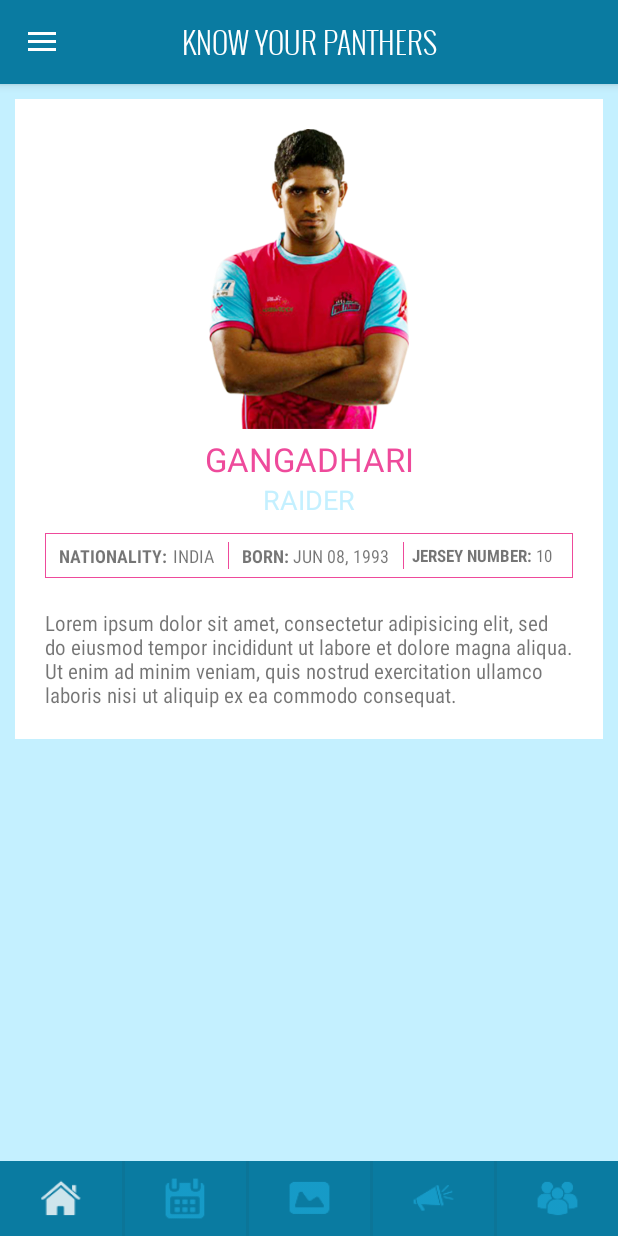
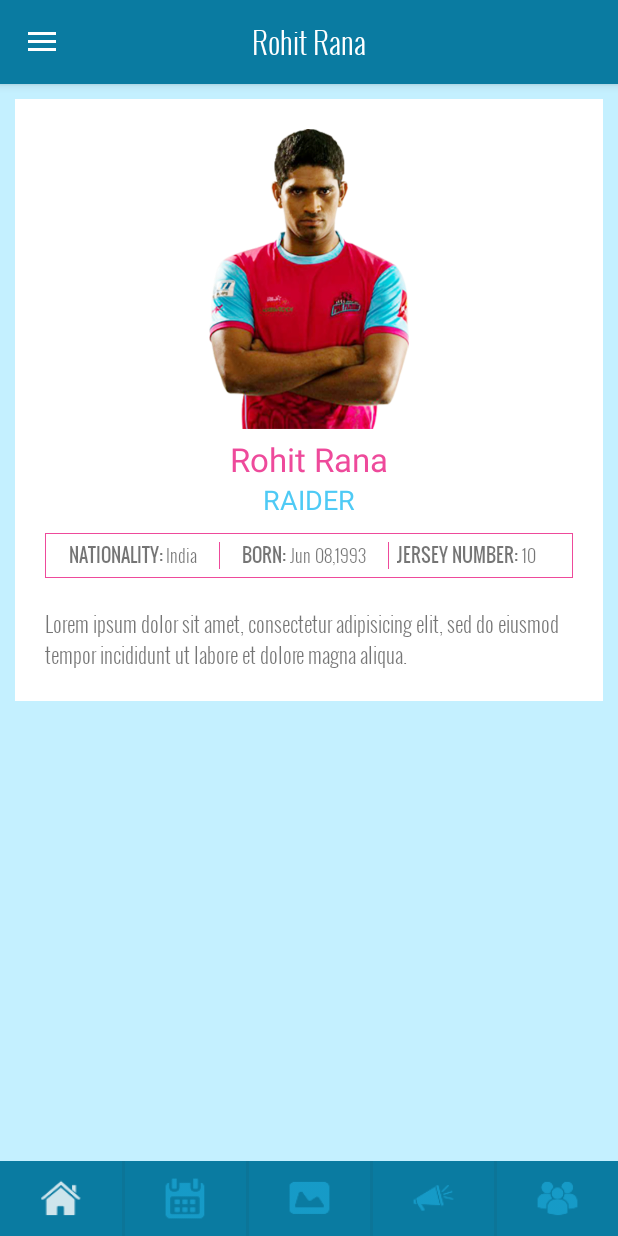
Before and after one commit to WohligTechnology/ASH, an Android app: the fragment PanthersFragment placed in its activity, after a tap on "ROHIT RANA", on a phone screen of 412 x 824 dp. Run offline under Robolectric (Android 15) with nearby library versions, the phone set to English and light mode, and no system bars; 1 statement that could not run was skipped.

Commit message:
Fonts added and dynamic done for Players

```diff
--- a/app/src/main/java/com/wohlig/jaipurpinkpanthers/MainActivity.java
+++ b/app/src/main/java/com/wohlig/jaipurpinkpanthers/MainActivity.java
@@ -27,6 +27,9 @@ import com.wohlig.jaipurpinkpanthers.fragments.PlayerDescriptionFragment;
 import com.wohlig.jaipurpinkpanthers.fragments.ScheduleFragment;
 import com.wohlig.jaipurpinkpanthers.util.CustomFonts;
 
+import java.util.Arrays;
+import java.util.List;
+
 public class MainActivity extends ActionBarActivity
         implements NavigationDrawerCallbacks {
     /**
@@ -35,7 +38,7 @@ public class MainActivity extends ActionBarActivity
     private NavigationDrawerFragment mNavigationDrawerFragment;
     private Toolbar mToolbar;
     private ImageView ivToolbarImage;
-    private TextView tvToolbarText;
+    public static TextView tvToolbarText;
     private FrameLayout container;
     public static int PLAYER_ID = 12;
     public ImageView ivHome, ivSchedule, ivGallery, ivNews, ivPanthers;
@@ -304,7 +307,16 @@ public class MainActivity extends ActionBarActivity
 
     public void pantherDescription(View v) {
         Log.v("JPP", "Panther Description");
-        tvOrImage(true, "KNOW YOUR PANTHERS");
+
+        String tag = v.getTag().toString();
+        List<String> playerInfoList = Arrays.asList(tag.split("#"));
+
+        int id = Integer.parseInt(playerInfoList.get(0));
+        String name = playerInfoList.get(1);
+
+        setPlayerId(id);
+
+        tvOrImage(true, name);
         FragmentManager fragmentManager = getFragmentManager();
         FragmentTransaction fragmentTransaction = fragmentManager.beginTransaction();
         PlayerDescriptionFragment playerDescriptionFragment = new PlayerDescriptionFragment();
@@ -338,4 +350,8 @@ public class MainActivity extends ActionBarActivity
         return PLAYER_ID;
     }
 
+    public static void setToolbarText(String text){
+        tvToolbarText.setText(text);
+    }
+
 }
--- a/app/src/main/java/com/wohlig/jaipurpinkpanthers/adapters/PanthersAdapter.java
+++ b/app/src/main/java/com/wohlig/jaipurpinkpanthers/adapters/PanthersAdapter.java
@@ -70,7 +70,7 @@ public class PanthersAdapter extends BaseAdapter {
             holder.player_image = (ImageView) convertView.findViewById(R.id.player_image); //find the different Views
             holder.player_name = (TextView) convertView.findViewById(R.id.player_name);
             holder.player_type = (TextView) convertView.findViewById(R.id.player_type);
-            //holder.llPlayer = (LinearLayout) convertView.findViewById(R.id.llPlayer);
+            holder.llPlayer = (LinearLayout) convertView.findViewById(R.id.llPlayer);
 
             holder.player_name.setTypeface(CustomFonts.getProfileFont(activity));
             holder.player_type.setTypeface(CustomFonts.getProfileFont(activity));
@@ -90,12 +90,11 @@ public class PanthersAdapter extends BaseAdapter {
         String playerName = playerInfoList.get(1);          //playerName
         String playerType = playerInfoList.get(2);          //playerType
 
-        //set the hash maps
-        //holder.llPlayer.setTag(playerId);
-        holder.player_image.setImageResource(playerImages.getResourceId(position, 0));
+        holder.player_image.setImageResource(playerImages.getResourceId(position, -1));
         holder.player_name.setText(playerName.toUpperCase());
         holder.player_type.setText(playerType.toUpperCase());
 
+        holder.llPlayer.setTag(playerId+"#"+playerName);
 
         return convertView;
     }
--- a/app/src/main/java/com/wohlig/jaipurpinkpanthers/fragments/PanthersFragment.java
+++ b/app/src/main/java/com/wohlig/jaipurpinkpanthers/fragments/PanthersFragment.java
@@ -8,6 +8,7 @@ import android.view.View;
 import android.view.ViewGroup;
 import android.widget.GridView;
 
+import com.wohlig.jaipurpinkpanthers.MainActivity;
 import com.wohlig.jaipurpinkpanthers.R;
 import com.wohlig.jaipurpinkpanthers.adapters.PanthersAdapter;
 
@@ -25,33 +26,8 @@ public class PanthersFragment extends Fragment {
         // Inflate the layout for this fragment
         view = inflater.inflate(R.layout.fragment_panthers, container, false);
 
-
         //int id = ((MainActivity)this.getActivity()).getPlayerId();
-
-
-        /*String player = getResources().getString(R.string.player1);
-        List<String> playerDetail = Arrays.asList(player.split("#"));
-
-        String playerName = playerDetail.get(0);                //PlayerName
-        String playerType = playerDetail.get(1);                //PlayerType
-        String playerNationality = playerDetail.get(2);         //PlayerNationality
-        String playerDob = playerDetail.get(3);                 //PlayerDob
-        String playerJerseyNum = playerDetail.get(4);           //PlayerJerseyNum
-        String playerDesc = playerDetail.get(5);                //PlayerDesc
-*/
-        /*LinearLayout layoutPlayer = (LinearLayout) view.findViewById(R.id.ganga);
-        TextView layoutPlayerName = (TextView) layoutPlayer
-                .findViewById(R.id.player_name);
-
-        TextView layoutListPlayerType = (TextView) layoutPlayer
-                .findViewById(R.id.player_type);
-        //"RAJU LAL CHOUDHARY"
-        //layoutPlayerName.setText(String.valueOf(id));
-        layoutPlayerName.setTypeface(CustomFonts.getProfileFont(getActivity()));
-        layoutListPlayerType.setTypeface(CustomFonts.getProfileFont(getActivity()));
-        layoutPlayer.setTag("3");
-
-        ((MainActivity) this.getActivity()).setPlayerId(333);*/
+        ((MainActivity)this.getActivity()).setToolbarText("KNOW YOUR PANTHERS");
 
         initilizeView();
 
--- a/app/src/main/java/com/wohlig/jaipurpinkpanthers/fragments/PlayerDescriptionFragment.java
+++ b/app/src/main/java/com/wohlig/jaipurpinkpanthers/fragments/PlayerDescriptionFragment.java
@@ -1,28 +1,102 @@
 package com.wohlig.jaipurpinkpanthers.fragments;
 
+import android.app.Activity;
 import android.app.Fragment;
+import android.content.res.TypedArray;
 import android.os.Bundle;
 import android.util.Log;
 import android.view.LayoutInflater;
 import android.view.View;
 import android.view.ViewGroup;
+import android.widget.ImageView;
+import android.widget.LinearLayout;
+import android.widget.TextView;
 
 import com.wohlig.jaipurpinkpanthers.MainActivity;
 import com.wohlig.jaipurpinkpanthers.R;
+import com.wohlig.jaipurpinkpanthers.util.CustomFonts;
+
+import java.util.Arrays;
+import java.util.List;
 
 public class PlayerDescriptionFragment extends Fragment {
+    private View view;
+    private LinearLayout llPlayerDesc;
+    private ImageView ivPlayer;
+    private TextView tvName, tvType, tvNationality, tvDOB, tvJerseyNo, tvDesc, tvNat, tvBorn, tvJer;
+    private Activity activity;
+
 
     @Override
     public View onCreateView(LayoutInflater inflater, ViewGroup container,
                              Bundle savedInstanceState) {
         // Inflate the layout for this fragment
-        View view = inflater.inflate(R.layout.fragment_player_description, container, false);
+        view = inflater.inflate(R.layout.fragment_player_description, container, false);
 
-        int id = ((MainActivity)this.getActivity()).getPlayerId();
+        int id = ((MainActivity) this.getActivity()).getPlayerId();
 
-        Log.e("JPP",String.valueOf(id));
+        Log.e("JPP", String.valueOf(id));
 
+        initilizeViews();
+        getPlayerDetails(id);
         return view;
     }
 
+    public void initilizeViews() {
+
+        activity = getActivity();
+
+        llPlayerDesc = (LinearLayout) view.findViewById(R.id.llPlayerDesc);
+
+        ivPlayer = (ImageView) llPlayerDesc.findViewById(R.id.ivPlayer);
+        tvName = (TextView) llPlayerDesc.findViewById(R.id.tvName);
+        tvType = (TextView) llPlayerDesc.findViewById(R.id.tvType);
+        tvNationality = (TextView) llPlayerDesc.findViewById(R.id.tvNationality);
+        tvDOB = (TextView) llPlayerDesc.findViewById(R.id.tvDOB);
+        tvJerseyNo = (TextView) llPlayerDesc.findViewById(R.id.tvJerseyNo);
+        tvDesc = (TextView) llPlayerDesc.findViewById(R.id.tvDesc);
+
+        tvNat = (TextView) llPlayerDesc.findViewById(R.id.tvNat);
+        tvBorn = (TextView) llPlayerDesc.findViewById(R.id.tvBorn);
+        tvJer = (TextView) llPlayerDesc.findViewById(R.id.tvJer);
+
+        tvName.setTypeface(CustomFonts.getProfileFont(activity));
+        tvType.setTypeface(CustomFonts.getProfileFont(activity));
+        tvNationality.setTypeface(CustomFonts.getLightFont(activity));
+        tvDOB.setTypeface(CustomFonts.getLightFont(activity));
+        tvJerseyNo.setTypeface(CustomFonts.getLightFont(activity));
+        tvDesc.setTypeface(CustomFonts.getLightFont(activity));
+
+        tvNat.setTypeface(CustomFonts.getRegularFont(activity));
+        tvBorn.setTypeface(CustomFonts.getRegularFont(activity));
+        tvJer.setTypeface(CustomFonts.getRegularFont(activity));
+    }
+
+    public void getPlayerDetails(int id) {
+        String[] players = getResources().getStringArray(R.array.playersDesc);
+        String singlePlayer = players[id - 1];
+
+        //String player = getResources().getString(R.string.player1);
+        List<String> playerDetail = Arrays.asList(singlePlayer.split("#"));
+
+        String playerName = playerDetail.get(0);                //PlayerName
+        String playerType = playerDetail.get(1);                //PlayerType
+        String playerNationality = playerDetail.get(2);         //PlayerNationality
+        String playerDob = playerDetail.get(3);                 //PlayerDob
+        String playerJerseyNum = playerDetail.get(4);           //PlayerJerseyNum
+        String playerDesc = playerDetail.get(5);                //PlayerDesc
+
+        TypedArray playerImages = getActivity().getResources().obtainTypedArray(R.array.playerImages);
+
+        ivPlayer.setImageResource(playerImages.getResourceId(id-1, 0));
+
+        tvName.setText(playerName);
+        tvNationality.setText(playerNationality);
+        tvDOB.setText(playerDob);
+        tvJerseyNo.setText(playerJerseyNum);
+        tvDesc.setText(playerDesc);
+
+        playerImages.recycle();
+    }
+
 }
--- a/app/src/main/res/layout/fragment_player_description.xml
+++ b/app/src/main/res/layout/fragment_player_description.xml
@@ -18,6 +18,7 @@
             android:layout_height="wrap_content">
 
             <include
+                android:id="@+id/llPlayerDesc"
                 layout="@layout/layout_playerdetail"
                 android:layout_width="match_parent"
                 android:layout_height="match_parent"/>
--- a/app/src/main/res/layout/layout_player.xml
+++ b/app/src/main/res/layout/layout_player.xml
@@ -5,18 +5,18 @@
               android:padding="0.5dp"
               android:orientation="vertical"
               android:background="@color/jppPrimaryDarkColor"
-              android:onClick="pantherDescription"
-              android:id="@+id/llPlayer"
               android:layout_marginBottom="10dp">
 
 
 <LinearLayout
+    android:id="@+id/llPlayer"
     android:layout_width="match_parent"
     android:layout_height="200dp"
     android:orientation="vertical"
     android:weightSum="10"
     android:background="@android:color/white"
-    android:paddingTop="5dp">
+    android:paddingTop="5dp"
+    android:onClick="pantherDescription">
 
 
     <ImageView
@@ -34,7 +34,7 @@
         android:layout_weight="1"
         android:text="GANGADHARI MALLESH"
         android:textSize="16sp"
-        android:textColor="@color/jppAccentColor"
+        android:textColor="@color/jppNewsHeader"
         android:gravity="center"/>
 
 
--- a/app/src/main/res/layout/layout_playerdetail.xml
+++ b/app/src/main/res/layout/layout_playerdetail.xml
@@ -14,12 +14,13 @@
         android:padding="20dp">
 
         <ImageView
+            android:id="@+id/ivPlayer"
             android:layout_width="match_parent"
             android:layout_height="200dp"
-            android:src="@drawable/gangadhari"
-            />
+            android:src="@drawable/gangadhari"/>
 
         <TextView
+            android:id="@+id/tvName"
             android:layout_width="match_parent"
             android:layout_height="wrap_content"
             android:layout_weight="1"
@@ -30,6 +31,7 @@
             android:textColor="@color/jppAccentColor"/>
 
         <TextView
+            android:id="@+id/tvType"
             android:layout_width="match_parent"
             android:layout_height="wrap_content"
             android:layout_weight="1"
@@ -37,7 +39,7 @@
             android:gravity="center"
             android:text="RAIDER"
             android:textSize="18sp"
-            android:textColor="@color/jppPrimaryColor"/>
+            android:textColor="@color/jppProfileType"/>
 
         <LinearLayout
             android:layout_width="match_parent"
@@ -46,8 +48,7 @@
             android:layout_marginTop="10dp"
             android:padding="0.5dp"
             android:orientation="horizontal"
-            android:background="@color/jppAccentColor"
-            >
+            android:background="@color/jppAccentColor">
 
             <LinearLayout
                 android:layout_width="match_parent"
@@ -65,6 +66,7 @@
                     android:gravity="center">
 
                     <TextView
+                        android:id="@+id/tvNat"
                         android:layout_width="wrap_content"
                         android:layout_height="match_parent"
                         android:text="NATIONALITY: "
@@ -74,6 +76,7 @@
                         android:gravity="center"/>
 
                     <TextView
+                        android:id="@+id/tvNationality"
                         android:layout_width="wrap_content"
                         android:layout_height="match_parent"
                         android:text="INDIA"
@@ -99,6 +102,7 @@
                     android:gravity="center">
 
                     <TextView
+                        android:id="@+id/tvBorn"
                         android:layout_width="wrap_content"
                         android:layout_height="match_parent"
                         android:text="BORN: "
@@ -108,6 +112,7 @@
                         android:gravity="center"/>
 
                     <TextView
+                        android:id="@+id/tvDOB"
                         android:layout_width="wrap_content"
                         android:layout_height="match_parent"
                         android:text="JUN 08, 1993"
@@ -132,19 +137,21 @@
                     android:layout_weight="1">
 
                     <TextView
+                        android:id="@+id/tvJer"
                         android:layout_width="wrap_content"
                         android:layout_height="match_parent"
                         android:text="JERSEY NUMBER: "
                         android:textStyle="bold"
-                        android:textSize="11sp"
+                        android:textSize="12sp"
                         android:fontFamily="sans-serif-condensed"
                         android:gravity="center"/>
 
                     <TextView
+                        android:id="@+id/tvJerseyNo"
                         android:layout_width="wrap_content"
                         android:layout_height="match_parent"
                         android:text="10"
-                        android:textSize="11sp"
+                        android:textSize="12sp"
                         android:fontFamily="sans-serif-condensed"
                         android:gravity="center"/>
 
@@ -155,6 +162,7 @@
         </LinearLayout>
 
         <TextView
+            android:id="@+id/tvDesc"
             android:layout_width="match_parent"
             android:layout_height="wrap_content"
             android:layout_weight="1"
--- a/app/src/main/res/values/strings.xml
+++ b/app/src/main/res/values/strings.xml
@@ -16,28 +16,34 @@
 
 
 <!-- players -->
-    <string name="playerDesc1">Rohit Rana#Defender#Indian#Jun 08,1993#10#Lorem ipsum dolor sit amet, consectetur adipisicing elit, sed do eiusmod tempor incididunt ut labore et dolore magna aliqua.</string>
+    <string name="playerDesc1">Rohit Rana#Defender#India#Jun 08,1993#10#Lorem ipsum dolor sit amet, consectetur adipisicing elit, sed do eiusmod tempor incididunt ut labore et dolore magna aliqua.</string>
+    <string name="playerDesc2">Jay Visariya#Raider#India#Sep 27,1993#07#Lorem ipsum dolor sit amet, consectetur adipisicing elit, sed do eiusmod tempor incididunt ut labore et dolore magna aliqua.</string>
+    <string name="playerDesc3">Sohan Honakeri#Raider#Africa#Jun 13,1990#11#Lorem ipsum dolor sit amet, consectetur adipisicing elit, sed do eiusmod tempor incididunt ut labore et dolore magna aliqua.</string>
     <string name="player1">1#Rohit Rana#Defender</string>
     <string name="player2">2#Jay Visariya#Raider</string>
     <string name="player3">3#Sohan Honakeri#Raider</string>
 
     <string-array name="player">
         <item>@string/player1</item>
+        <item>@string/player2</item>
         <item>@string/player3</item>
+        <item>@string/player1</item>
         <item>@string/player2</item>
-        <item>@string/player1</item>
         <item>@string/player3</item>
-        <item>@string/player2</item>
     </string-array>
 
     <string-array name="playersDesc">
         <item>@string/playerDesc1</item>
+        <item>@string/playerDesc2</item>
+        <item>@string/playerDesc3</item>
         <item>@string/playerDesc1</item>
+        <item>@string/playerDesc2</item>
+        <item>@string/playerDesc3</item>
     </string-array>
 
     <string-array name="playerImages">
         <item>@drawable/gangadhari</item>
-        <item>@drawable/gangadhari</item>
+        <item>@drawable/ic_action_panther</item>
         <item>@drawable/gangadhari</item>
         <item>@drawable/gangadhari</item>
         <item>@drawable/gangadhari</item>
```
